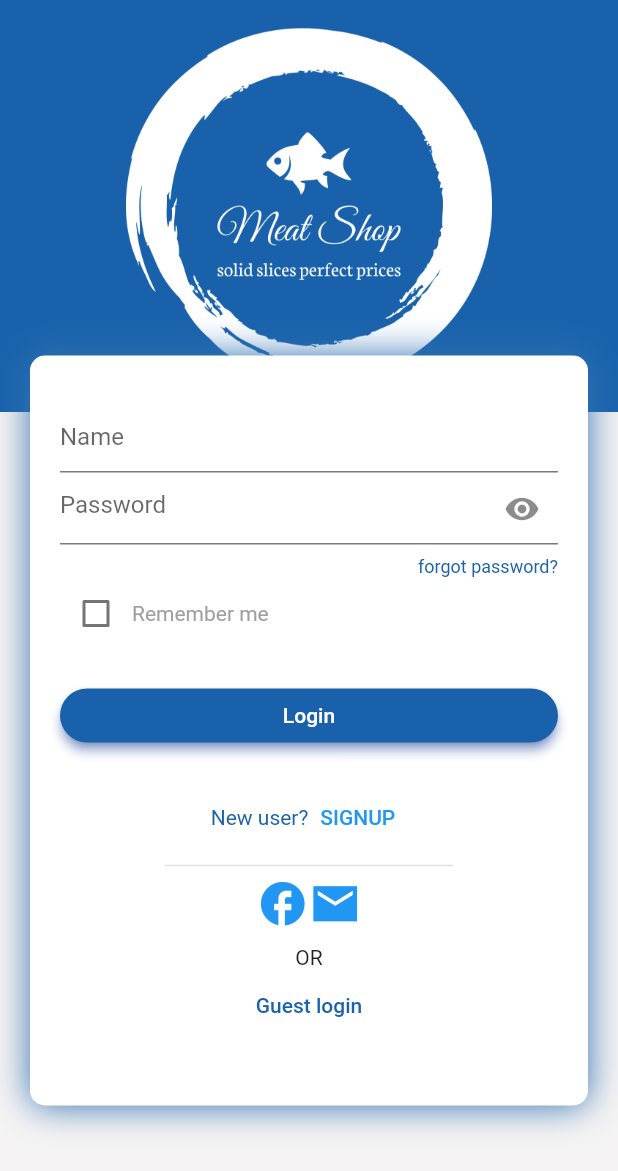
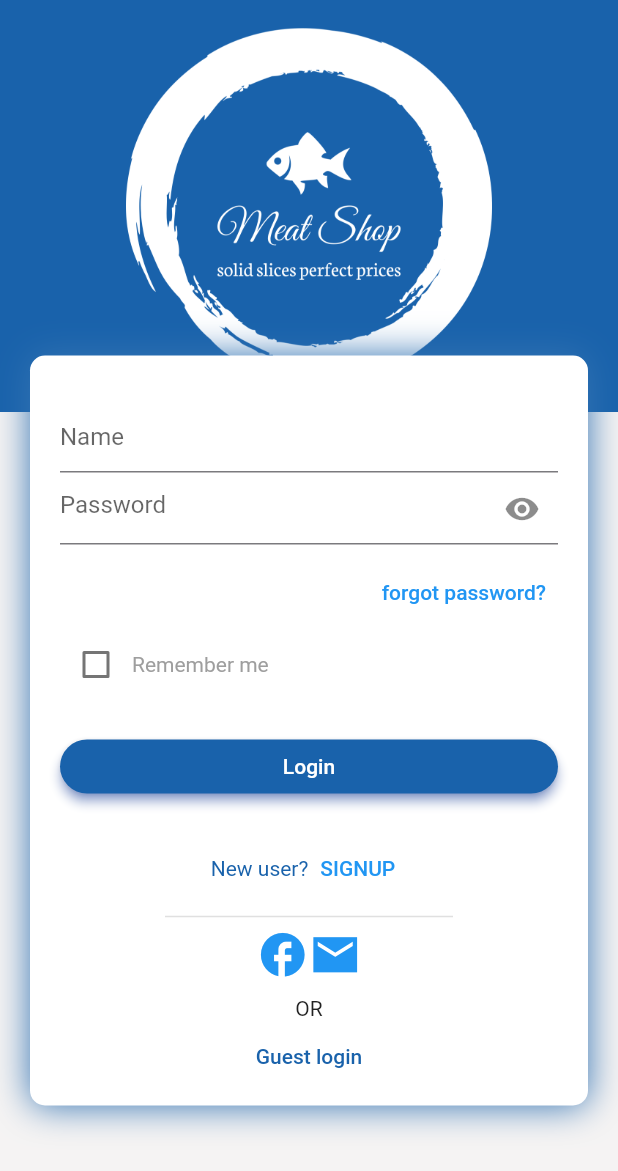
Before and after one commit to gayathry-2001/meatshop, a Flutter app: the screen it shows after launch, on a phone screen of 412 x 824 dp. Shown: the top 1171 px of the screen. Run offline on Flutter 3.47's test engine with Material 2 defaults, Android fonts, the phone set to English and light mode, and no system bars; our stand-ins replace animated_bottom_navigation_bar, carousel_slider, curved_navigation_bar.

Commit message:
26-09-23

```diff
--- a/lib/home/homepage.dart
+++ b/lib/home/homepage.dart
@@ -61,7 +61,7 @@ class _HomepageState extends State<Homepage> {
       body: SafeArea(
         child: SingleChildScrollView(
           child: Container(
-            color: const Color.fromARGB(255, 239, 236, 236),
+            color: const Color.fromARGB(155, 239, 236, 236),
             child: const Column(
 
               children:  [
@@ -79,7 +79,7 @@ class _HomepageState extends State<Homepage> {
                     ],
                   ),
                 ),
-               const Padding(
+                Padding(
                   padding:  EdgeInsets.only(left: 20,right: 20,top: 10),
                   child: LimitedBox(
                     maxHeight: 500,
--- a/lib/login.dart
+++ b/lib/login.dart
@@ -1,7 +1,7 @@
 
 
 import 'package:flutter/material.dart';
-import 'package:meatshopproj/home/homepage.dart';
+// import 'package:meatshopproj/home/homepage.dart';
 import 'package:meatshopproj/register.dart';
 
 import 'home/bottomnavigation.dart';
@@ -14,9 +14,15 @@ class Loginpage extends StatefulWidget {
 }
 
 class _LoginpageState extends State<Loginpage> {
+   bool passwordVisible=false;
   final namecontrol = TextEditingController();
   final passcontrol = TextEditingController();
   bool val = false;
+   @override
+    void initState(){
+      super.initState();
+      passwordVisible=true;
+    }
   @override
   Widget build(BuildContext context) {
     return  Scaffold(
@@ -71,9 +77,11 @@ class _LoginpageState extends State<Loginpage> {
                           ),
                         ),
                         TextField(
+
+                          obscureText: passwordVisible,
                           controller: passcontrol,
                           cursorColor: const Color.fromARGB(255, 25, 98, 171),
-                          decoration: const InputDecoration(
+                          decoration:  InputDecoration(
                             // enabledBorder: UnderlineInputBorder(
                             //   borderSide: BorderSide(color: Color.fromARGB(246, 224, 8, 8))
                             // ),
@@ -81,12 +89,30 @@ class _LoginpageState extends State<Loginpage> {
                             //   borderSide: BorderSide(color:  Color.fromARGB(255, 25, 98, 171),)
                             // ),
                             hintText: "Password",
-                            suffixIcon: Icon(Icons.remove_red_eye,),
-                            counterText: "forgot password?",
-                            counterStyle: TextStyle(
+                             suffixIcon: IconButton(
+                      icon: Icon(passwordVisible
+                          ? Icons.visibility
+                          : Icons.visibility_off),
+                      onPressed: () {
+                        setState(
+                          () {
+                            passwordVisible = !passwordVisible;
+                          },
+                        );
+                      },
+
+                    ),
+                            // counterText: "forgot password?",
+                            counter: TextButton(onPressed: () {
+
+                            },
+                            child:const Text("forgot password?"),),
+                            counterStyle:const TextStyle(
                               color:  Color.fromARGB(255, 25, 98, 171),
                             )
                           ),
+                          keyboardType: TextInputType.visiblePassword,
+                          textInputAction: TextInputAction.done,
                         ),
                         Row(
                           children: [
```
Also changed, not shown: lib/recipes/recipesgrid.dart (+21 -10 lines), lib/recipes/singlerecipes.dart (added, +60 -0 lines), lib/register.dart (+25 -5 lines), lib/singleproduct/Bottombar.dart (+27 -9 lines).
